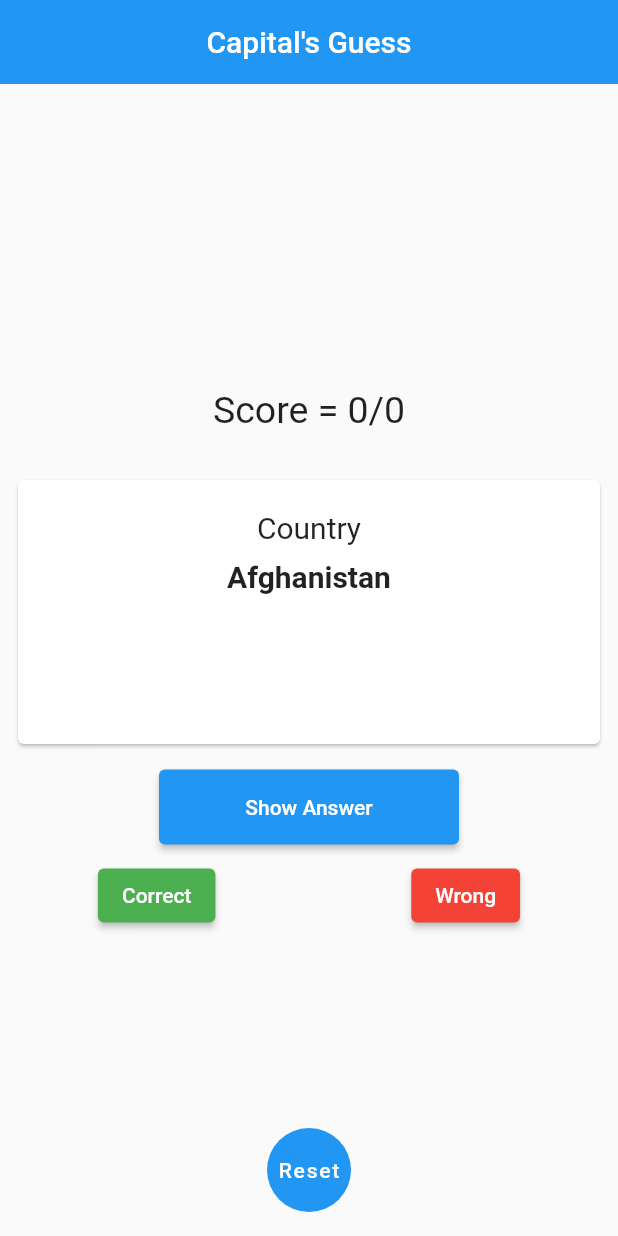
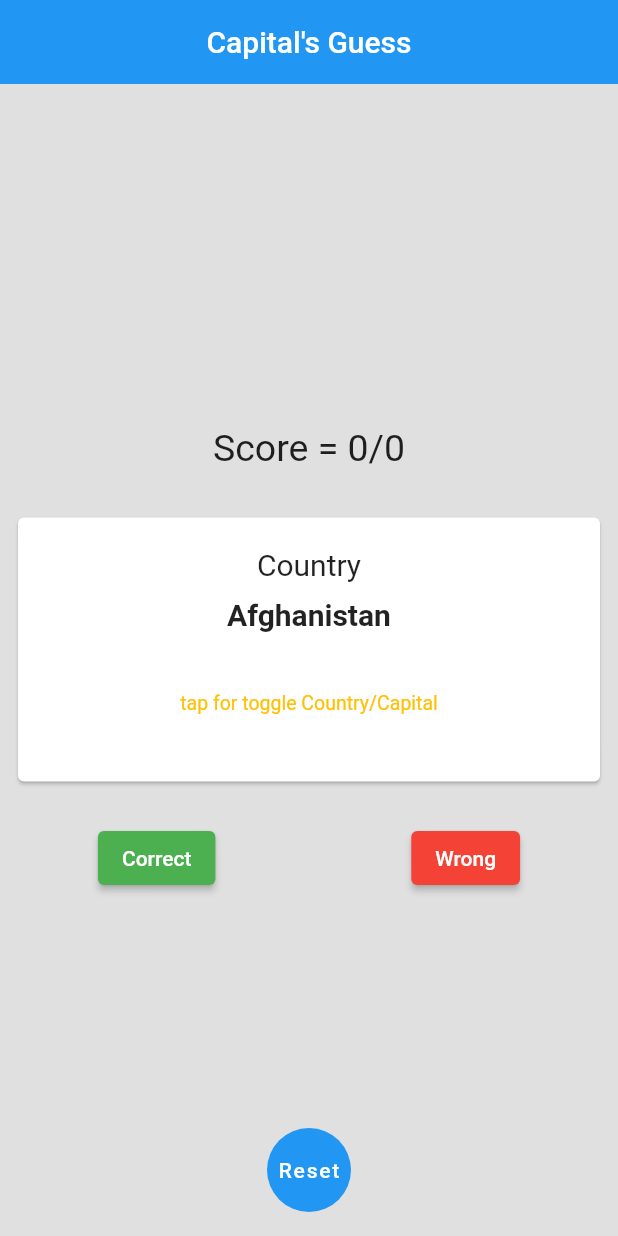
Before and after one commit to Sadam-PK/flashcard, a Flutter app: the screen it shows after launch, on a phone screen of 412 x 824 dp. Run offline on Flutter 3.47's test engine with Material 2 defaults, Android fonts, the phone set to English and light mode, and no system bars.

Commit message:
custom button added quiz model added

```diff
--- /dev/null
+++ b/lib/custom_button.dart
@@ -0,0 +1,25 @@
+import 'package:flutter/material.dart';
+
+class CustomButton extends StatelessWidget {
+  const CustomButton(
+      {Key? key,
+      required this.title,
+      required this.onPress,
+      this.backgroundColor})
+      : super(key: key);
+
+  final String? title;
+  final VoidCallback onPress;
+  final Color? backgroundColor;
+
+  @override
+  Widget build(BuildContext context) {
+    return ElevatedButton(
+      onPressed: onPress,
+      style: ButtonStyle(
+        backgroundColor: MaterialStateProperty.all(backgroundColor),
+      ),
+      child: Text(title!),
+    );
+  }
+}
--- a/lib/my_country_app.dart
+++ b/lib/my_country_app.dart
@@ -1,21 +1,24 @@
 import 'package:flashcard/country.dart';
+import 'package:flashcard/custom_button.dart';
+import 'package:flashcard/quiz.dart';
 import 'package:flutter/material.dart';
 
 class MyCountryApp extends StatefulWidget {
-  MyCountryApp({Key? key}) : super(key: key);
+  const MyCountryApp({Key? key}) : super(key: key);
 
   @override
   State<MyCountryApp> createState() => _MyCountryAppState();
 }
 
 class _MyCountryAppState extends State<MyCountryApp> {
-  int score = 0;
-  int attempts = 0;
+  Quiz quizScoreCard = Quiz();
+
   bool showAns = false;
 
   @override
   Widget build(BuildContext context) {
     return Scaffold(
+      backgroundColor: Colors.grey.shade300,
       appBar: AppBar(
         elevation: 0.0,
         centerTitle: true,
@@ -25,7 +28,7 @@ class _MyCountryAppState extends State<MyCountryApp> {
         mainAxisAlignment: MainAxisAlignment.center,
         children: [
           Text(
-            "Score = $score/$attempts",
+            "Score = ${quizScoreCard.currentScore}/${quizScoreCard.totalAttempts}",
             style: const TextStyle(fontSize: 25),
           ),
           const SizedBox(
@@ -36,6 +39,12 @@ class _MyCountryAppState extends State<MyCountryApp> {
             height: 200,
             child: Padding(
               padding: const EdgeInsets.all(8.0),
+              child: GestureDetector(
+                onTap: () {
+                  setState(() {
+                    showAns = !showAns;
+                  });
+                },
                 child: Card(
                   child: Column(
                     children: [
@@ -51,10 +60,21 @@ class _MyCountryAppState extends State<MyCountryApp> {
                       ),
                       Text(
                         showAns
-                          ? countries[attempts]['city']!
-                          : countries[attempts]['country']!,
+                            ? countries[quizScoreCard.totalAttempts]['city']!
+                            : countries[quizScoreCard.totalAttempts]
+                                ['country']!,
                         style: const TextStyle(
                             fontSize: 20, fontWeight: FontWeight.bold),
+                      ),
+                      const SizedBox(
+                        height: 40,
+                      ),
+                      const Text(
+                        'tap for toggle Country/Capital',
+                        style: TextStyle(
+                          color: Colors.amber,
+                          fontSize: 13,
+                        ),
                       ),
                       // Text("Capital City"),
                       // Text("Capital Name"),
@@ -63,20 +83,9 @@ class _MyCountryAppState extends State<MyCountryApp> {
                 ),
               ),
             ),
+          ),
           const SizedBox(
             height: 5,
-          ),
-          SizedBox(
-            width: 200.0,
-            height: 50,
-            child: ElevatedButton(
-              onPressed: () {
-                setState(() {
-                  showAns = !showAns;
-                });
-              },
-              child: Text("Show ${showAns ? 'Question' : 'Answer'}"),
-            ),
           ),
           const SizedBox(
             height: 10.0,
@@ -85,12 +94,41 @@ class _MyCountryAppState extends State<MyCountryApp> {
             child: Row(
               mainAxisAlignment: MainAxisAlignment.spaceAround,
               children: [
-                ElevatedButton(
-                  onPressed: () {
+                CustomButton(
+                  onPress: markAnswerCorrect,
+                  title: "Correct",
+                  backgroundColor: Colors.green,
+                ),
+                CustomButton(
+                  onPress: markAnswerWrong,
+                  title: "Wrong",
+                  backgroundColor: Colors.red,
+                ),
+              ],
+            ),
+          ),
+        ],
+      ),
+      floatingActionButton: FloatingActionButton(
+        elevation: 0.0,
+        onPressed: resetQuiz,
+        child: const Text('Reset'),
+      ),
+      floatingActionButtonLocation: FloatingActionButtonLocation.centerFloat,
+    );
+  }
+
+  resetQuiz() {
     setState(() {
-                      if (attempts < countries.length - 1) {
-                        score++;
-                        attempts++;
+      quizScoreCard.resetQuiz();
+    });
+  }
+
+  void markAnswerCorrect() {
+    setState(() {
+      if (quizScoreCard.totalAttempts < countries.length - 1) {
+        quizScoreCard.markAnswerCorrect();
+        quizScoreCard.totalAttempts;
       } else {
         showDialog(
             context: context,
@@ -110,16 +148,12 @@ class _MyCountryAppState extends State<MyCountryApp> {
             });
       }
     });
-                  },
-                  style: ButtonStyle(
-                      backgroundColor: MaterialStateProperty.all(Colors.green)),
-                  child: const Text("Correct"),
-                ),
-                ElevatedButton(
-                  onPressed: () {
+  }
+
+  void markAnswerWrong() {
     setState(() {
-                      if (attempts < countries.length - 1) {
-                        attempts++;
+      if (quizScoreCard.totalAttempts < countries.length - 1) {
+        quizScoreCard.markAnswerWrong();
       } else {
         showDialog(
             context: context,
@@ -139,27 +173,5 @@ class _MyCountryAppState extends State<MyCountryApp> {
             });
       }
     });
-                  },
-                  style: ButtonStyle(
-                      backgroundColor: MaterialStateProperty.all(Colors.red)),
-                  child: const Text("Wrong"),
-                )
-              ],
-            ),
-          ),
-        ],
-      ),
-      floatingActionButton: FloatingActionButton(
-        elevation: 0.0,
-        child: const Text('Reset'),
-        onPressed: () {
-          setState(() {
-            attempts = 0;
-            score = 0;
-          });
-        },
-      ),
-      floatingActionButtonLocation: FloatingActionButtonLocation.centerFloat,
-    );
   }
 }
--- /dev/null
+++ b/lib/quiz.dart
@@ -0,0 +1,21 @@
+class Quiz {
+  int _currentScore = 0;
+  int _totalAttempts = 0;
+
+  int get currentScore => _currentScore;
+  int get totalAttempts => _totalAttempts;
+
+  markAnswerCorrect() {
+    _currentScore++;
+    _totalAttempts++;
+  }
+
+  markAnswerWrong() {
+    _totalAttempts++;
+  }
+
+  resetQuiz() {
+    _totalAttempts = 0;
+    _currentScore = 0;
+  }
+}
```
Lines whose indentation alone changed are shown as unchanged.
